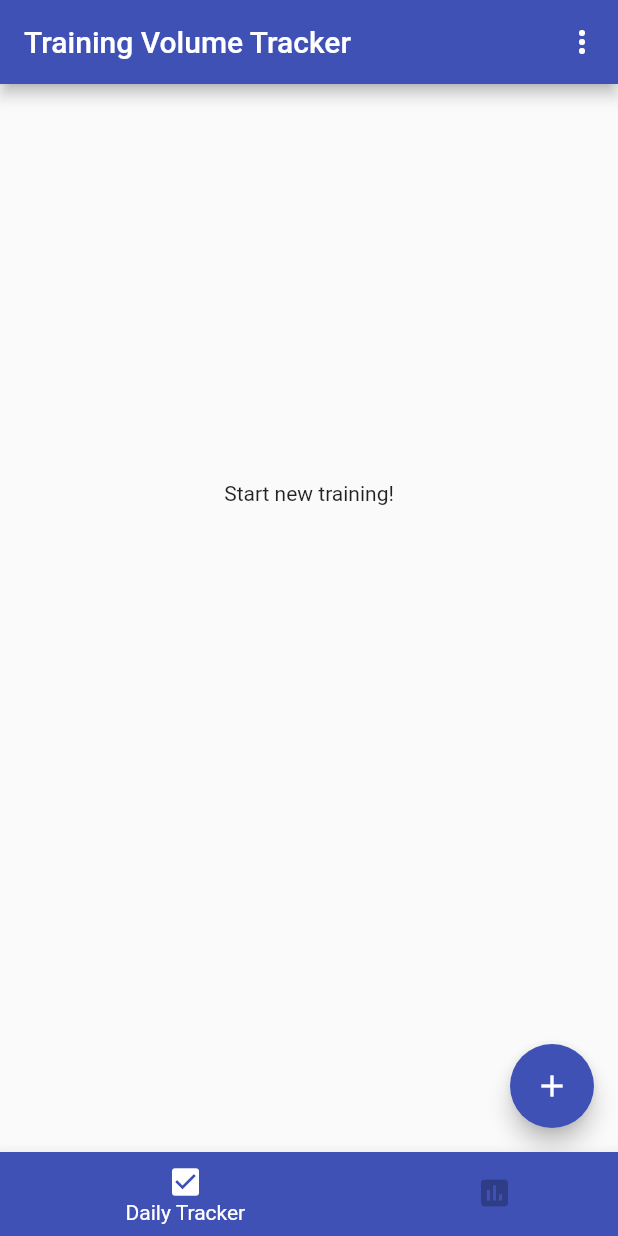
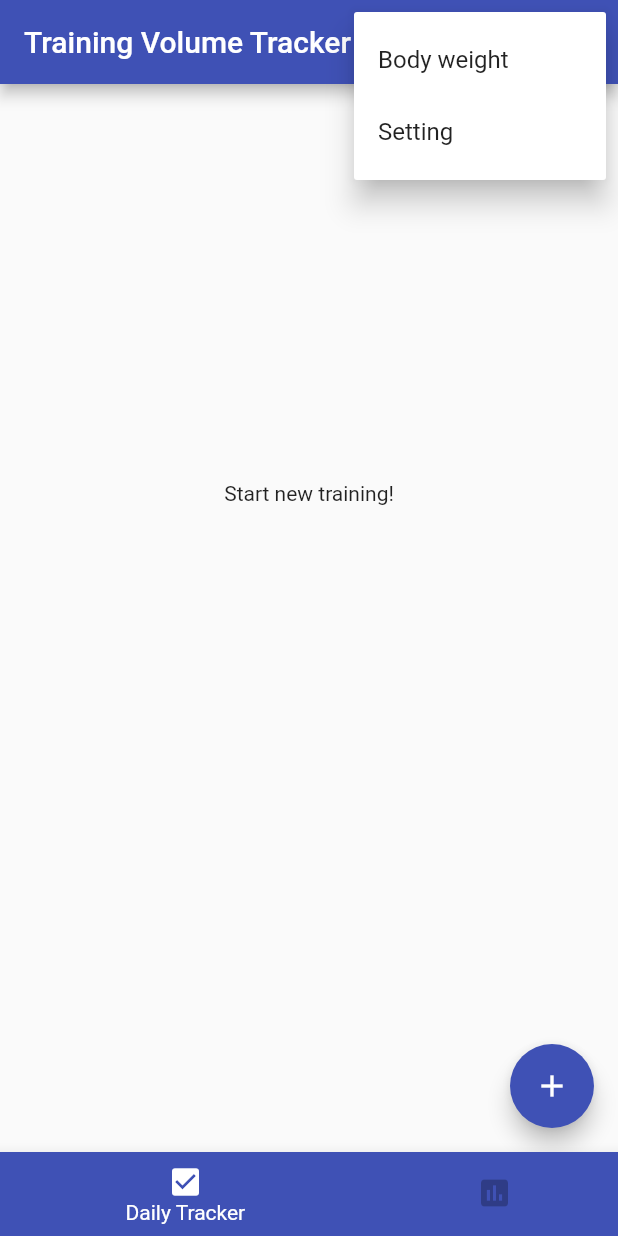
Before and after one commit to bigface0202/volume_tracker, a Flutter app: the screen it shows after launch, after a tap on the "more vert" icon, on a phone screen of 412 x 824 dp. Run offline on Flutter 3.47's test engine with Material 2 defaults, Android fonts, the phone set to English and light mode, and no system bars; our stand-ins replace charts_flutter, sqflite; accounts and stored records are empty.

Commit message:
Add PopupMenuButton

```diff
--- a/lib/screens/tabs_screen.dart
+++ b/lib/screens/tabs_screen.dart
@@ -11,6 +11,7 @@ class _TabsScreenState extends State<TabsScreen>
     with SingleTickerProviderStateMixin {
   List<Map<String, Object>> _pages;
   int _selectedPageIndex = 0;
+  List<String> _settings = ["Body weight", "Setting"];
 
   @override
   void initState() {
@@ -41,9 +42,26 @@ class _TabsScreenState extends State<TabsScreen>
           _pages[_selectedPageIndex]['title'],
         ),
         actions: [
-          IconButton(
-            icon: Icon(Icons.more_vert),
-            onPressed: () {},
+          PopupMenuButton(
+            // onSelected: (FilterOptions selectedValue) {
+            //   setState(() {
+            //     if (selectedValue == FilterOptions.Favorites) {
+            //       _showOnlyFavorites = true;
+            //     } else {
+            //       _showOnlyFavorites = false;
+            //     }
+            //   });
+            // },
+            icon: Icon(
+              Icons.more_vert,
+            ),
+            itemBuilder: (BuildContext context) {
+              return _settings.map(
+                (String setting) {
+                  return PopupMenuItem(child: Text(setting), value: setting);
+                },
+              ).toList();
+            },
           ),
         ],
       ),
```
